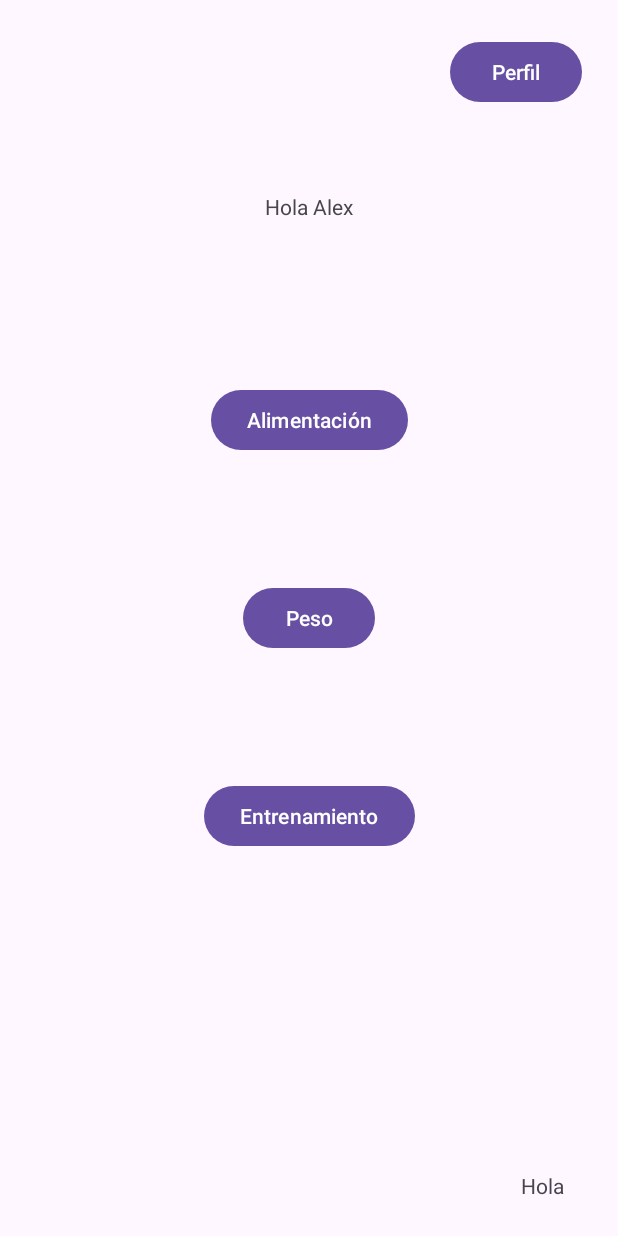
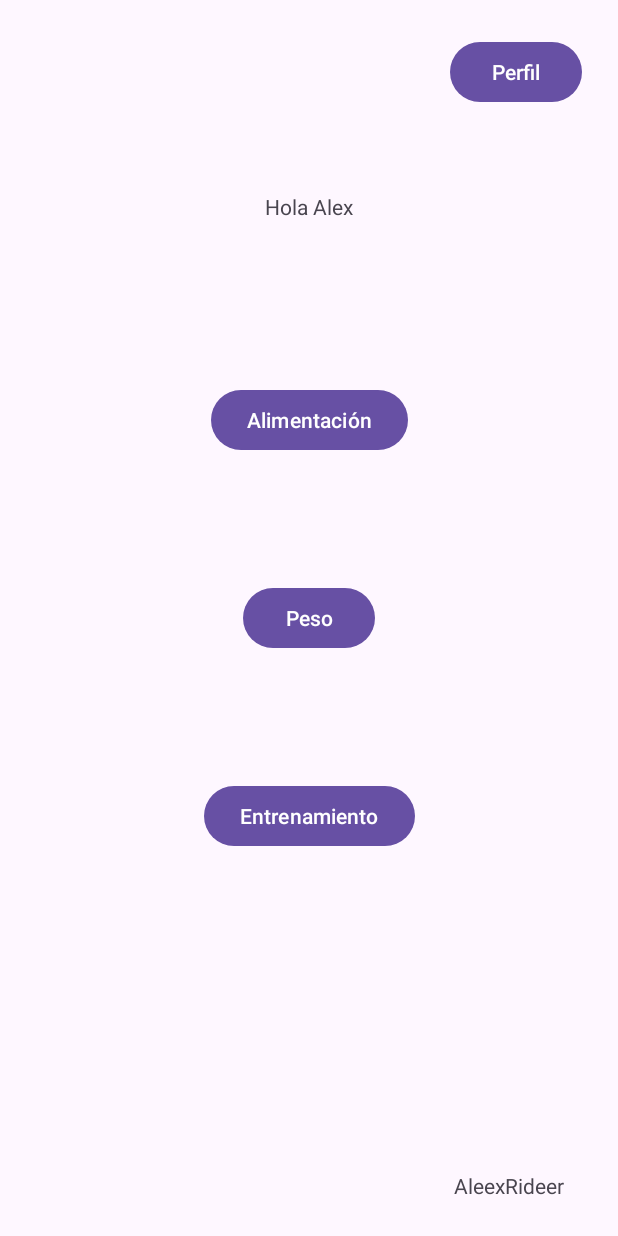
Before and after one commit to AleexRideer/AkmFit, an Android app: the screen it shows after launch (MainActivity), on a phone screen of 412 x 824 dp. Run offline under Robolectric (Android 15) with nearby library versions, the phone set to English and light mode, and no system bars.

Commit message:
Primera Versión x3

```diff
--- a/app/src/main/res/layout/activity_main.xml
+++ b/app/src/main/res/layout/activity_main.xml
@@ -62,7 +62,7 @@
         android:layout_height="wrap_content"
         android:layout_marginEnd="36dp"
         android:layout_marginBottom="24dp"
-        android:text="Hola"
+        android:text="AleexRideer"
         app:layout_constraintBottom_toBottomOf="parent"
         app:layout_constraintEnd_toEndOf="parent" />
 
```
